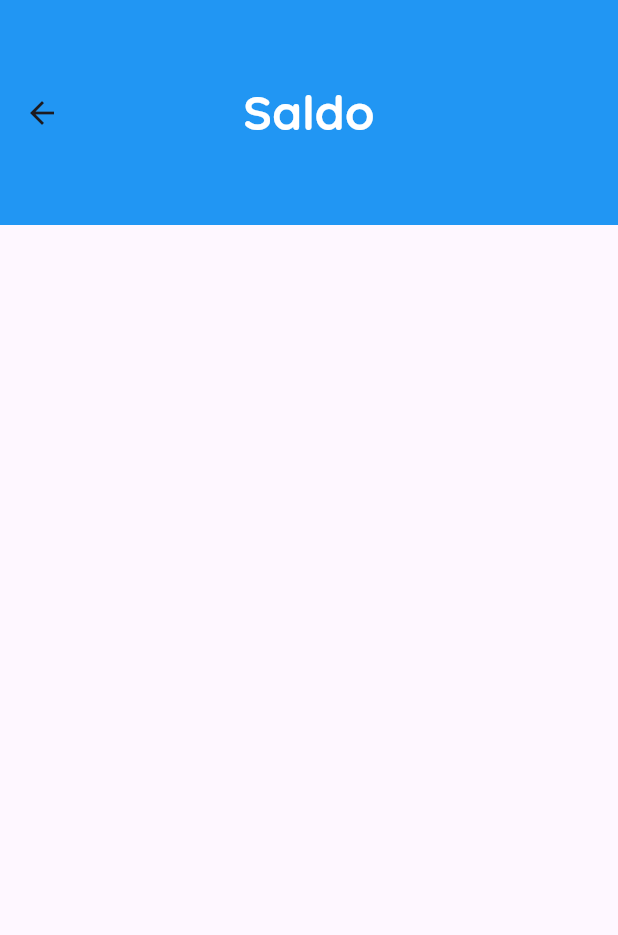
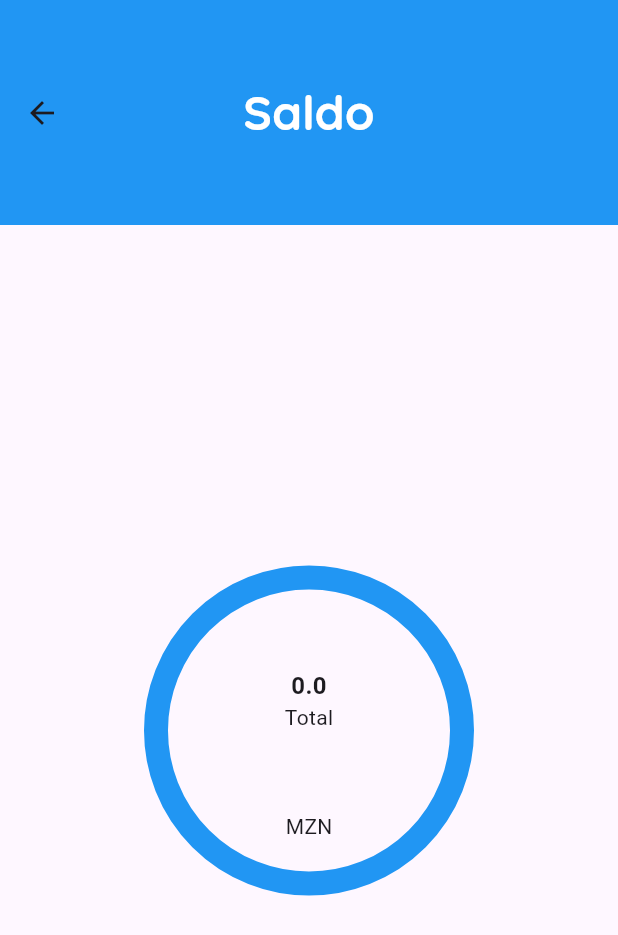
Before and after one commit to lecticia-cuna/projecto-pdm, a Flutter app: the Home screen opened directly, after a tap on "Saldo", on a phone screen of 412 x 824 dp. Shown: the top 935 px of the screen. Run offline on Flutter 3.47's test engine with Material 3 defaults, Android fonts, the phone set to English and light mode, and no system bars; our stand-ins replace cloud_firestore, firebase_auth, firebase_core, firebase_storage, google_fonts; accounts and stored records are empty.

Commit message:
Major Changes

```diff
--- a/lib/main.dart
+++ b/lib/main.dart
@@ -3,6 +3,7 @@ import 'package:firebase_core/firebase_core.dart';
 import 'package:firebase_storage/firebase_storage.dart';
 import 'package:flutter/material.dart';
 import 'package:projecto_final/firebase_options.dart';
+import 'package:projecto_final/screens/login.dart';
 import 'screens/splash.dart';
 
 
@@ -20,11 +21,13 @@ class MyApp extends StatelessWidget {
 
   @override
   Widget build(BuildContext context) {
-    FirebaseStorage.instance.ref("/cars");
     return MaterialApp(
       debugShowCheckedModeBanner: false,
       title: "Recarga de portagem",
       home: Splash(),
+      routes: {
+        "/auth" : (_)=> Login()
+      },
     );
   }
 }
--- a/lib/screens/home.dart
+++ b/lib/screens/home.dart
@@ -1,8 +1,10 @@
+import 'package:flutter/cupertino.dart';
 import 'package:flutter/material.dart';
 import 'package:google_fonts/google_fonts.dart';
 import 'package:projecto_final/screens/historico.dart';
 import 'package:projecto_final/screens/informacoes.dart';
 import 'package:projecto_final/screens/lista_veiculos.dart';
+import 'package:projecto_final/screens/perfil.dart';
 import 'package:projecto_final/screens/saldo.dart';
 import 'package:projecto_final/screens/suporte.dart';
 
@@ -26,12 +28,12 @@ class _HomeState extends State<Home> {
   ];
 
   final List<Widget> destinationPages = [
-    Recarregar(),
-    Saldo(),
-    ListaVeiculos(),
-    Historico(),
-    Informacoes(),
-    Suporte(), // Replace with the widget of your page4.dart
+    const Recarregar(),
+    const Saldo(),
+    const ListaVeiculos(),
+    const Historico(),
+    const Informacoes(),
+    const Suporte(), // Replace with the widget of your page4.dart
   ];
 
   @override
@@ -43,7 +45,19 @@ class _HomeState extends State<Home> {
           style: GoogleFonts.quicksand(
               color: Colors.white, fontSize: 24, fontWeight: FontWeight.bold),
         ),
-        centerTitle: true,
+        actions: [
+          GestureDetector(
+            onTap: (){
+              Navigator.of(context).push(MaterialPageRoute(builder: (context)=> Perfil()));
+            },
+            child: Padding(
+              padding: EdgeInsets.symmetric(horizontal: 10.0 * 2),
+              child: CircleAvatar(
+                child: Icon(Icons.person),
+              ),
+            ),
+          )
+        ],
         toolbarHeight: 160,
         backgroundColor: Colors.blue,
       ),
--- a/lib/screens/saldo.dart
+++ b/lib/screens/saldo.dart
@@ -1,6 +1,7 @@
+import 'package:cloud_firestore/cloud_firestore.dart';
+import 'package:firebase_auth/firebase_auth.dart';
 import 'package:flutter/material.dart';
 import 'package:google_fonts/google_fonts.dart';
-import 'package:projecto_final/screens/recarregar.dart';
 
 class Saldo extends StatefulWidget {
   const Saldo({super.key});
@@ -10,6 +11,27 @@ class Saldo extends StatefulWidget {
 }
 
 class _SaldoState extends State<Saldo> {
+  @override
+  void initState() {
+    // TODO: implement initState
+    super.initState();
+    getSaldo();
+  }
+
+  double saldoDisponivel = 0.0;
+
+  Future getSaldo() async {
+    final u = FirebaseAuth.instance.currentUser;
+    final doc =
+        await FirebaseFirestore.instance.collection("users").doc(u!.uid).get();
+    final saldo = doc.data();
+    print(saldo);
+    if (saldo != null) {
+      setState(() {
+        saldoDisponivel = double.parse(saldo["credit"].toString());
+      });
+    }
+  }
 
   @override
   Widget build(BuildContext context) {
@@ -24,8 +46,37 @@ class _SaldoState extends State<Saldo> {
         toolbarHeight: 150,
         backgroundColor: Colors.blue,
         leading: IconButton(
-          icon: Icon(Icons.arrow_back),
+          icon: const Icon(Icons.arrow_back),
           onPressed: () => Navigator.pop(context),
+        ),
+      ),
+      body: Center(
+        child: Container(
+          width: 220,
+          height: 220,
+          decoration: const BoxDecoration(
+            shape: BoxShape.circle,
+            border: Border.fromBorderSide(
+              BorderSide(width: 16, color: Colors.blue),
+            ),
+          ),
+          child: Column(
+            mainAxisAlignment: MainAxisAlignment.center,
+            children: [
+              const Spacer(),
+              Text(
+                saldoDisponivel.toString(),
+                style: const TextStyle(
+                  fontSize: 16,
+                  fontWeight: FontWeight.bold,
+                ),
+              ),
+              const Text("Total"),
+              const Spacer(),
+              const Text("MZN"),
+              const SizedBox(height: 20,)
+            ],
+          ),
         ),
       ),
     );
--- a/pubspec.yaml
+++ b/pubspec.yaml
@@ -66,7 +66,6 @@ flutter:
 
   # To add assets to your application, add an assets section, like this:
   assets:
-   - assets/images/
    - assets/icons/
   #   - images/a_dot_ham.jpeg
 
```
Also changed, not shown: lib/models/carro.dart (+16 -0 lines), lib/models/credito.dart (added, +8 -0 lines), lib/models/transaction.dart (added, +35 -0 lines), lib/screens/historico.dart (+44 -0 lines), lib/screens/lista_veiculos.dart (+21 -48 lines), lib/screens/perfil.dart (added, +77 -0 lines), lib/screens/recarregar.dart (+22 -25 lines), lib/services/carService.dart (+19 -0 lines), lib/services/creditService.dart (added, +38 -0 lines), lib/services/transactionService.dart (added, +26 -0 lines), pubspec.lock.
